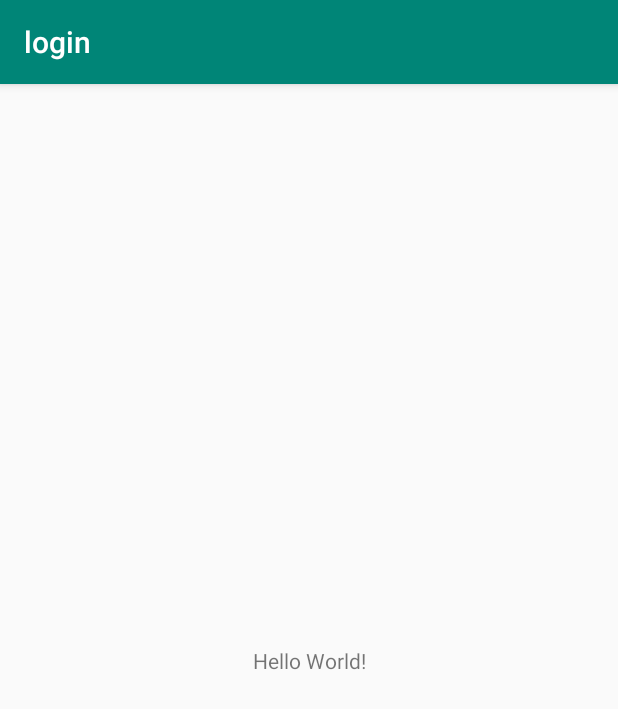
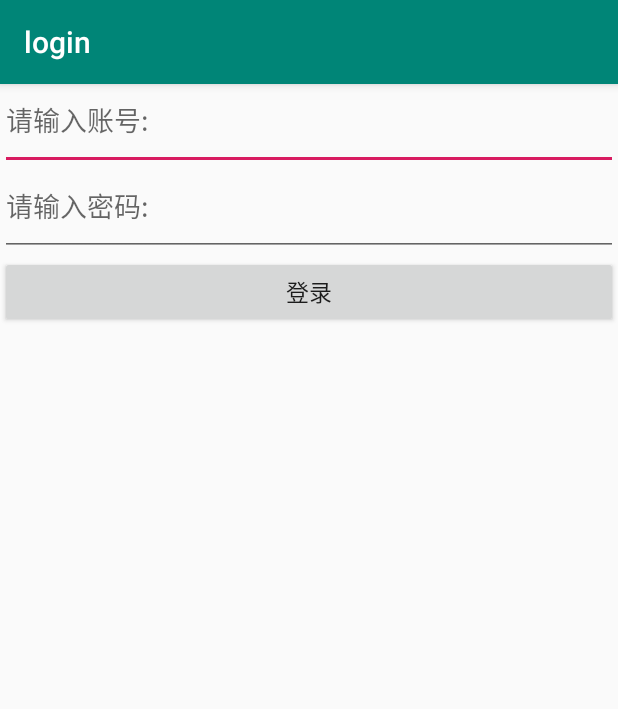
Before and after one commit to freedom-wy/reverse_android, an Android app: the screen it shows after launch (MainActivity), on a phone screen of 412 x 824 dp. Shown: the top 709 px of the screen. Run offline under Robolectric (Android 15) with nearby library versions, the light colour scheme and no system bars.

Commit message:
安卓从开发到逆向-简单登录实例

```diff
--- a/project/login/src/main/java/com/dazhuang/login/MainActivity.java
+++ b/project/login/src/main/java/com/dazhuang/login/MainActivity.java
@@ -3,12 +3,46 @@ package com.dazhuang.login;
 import androidx.appcompat.app.AppCompatActivity;
 
 import android.os.Bundle;
+import android.view.View;
+import android.widget.Button;
+import android.widget.EditText;
+import android.widget.Toast;
 
 public class MainActivity extends AppCompatActivity {
+    private EditText edit_loginname,edit_password;
+    private Button login;
 
     @Override
     protected void onCreate(Bundle savedInstanceState) {
         super.onCreate(savedInstanceState);
         setContentView(R.layout.activity_main);
+
+//        获取用户名密码
+        edit_loginname = (EditText) findViewById(R.id.login_name);
+        edit_password = (EditText) findViewById(R.id.login_password);
+//        获取到按钮控件
+        login = (Button) findViewById(R.id.submit);
+
+//        给按钮设置点击事件,调用内部类
+        login.setOnClickListener(new login_button());
+
     }
+
+//    设置一个内部类
+    private class login_button implements View.OnClickListener{
+//        实现接口的方法
+        public void onClick(View v){
+//            获取文本框中的内容
+            String username = edit_loginname.getText().toString().trim();
+            String password = edit_password.getText().toString().trim();
+//            判断用户名密码是否符合要求，通过吐司反馈
+            if (username.equals("admin") && password.equals("admin888")){
+                Toast.makeText(getApplicationContext(),"登录成功",Toast.LENGTH_SHORT).show();
+            }else{
+                Toast.makeText(getApplicationContext(),"登录失败",Toast.LENGTH_SHORT).show();
+            };
+        };
+    }
+
+
 }
--- a/project/login/src/main/res/layout/activity_main.xml
+++ b/project/login/src/main/res/layout/activity_main.xml
@@ -1,18 +1,36 @@
 <?xml version="1.0" encoding="utf-8"?>
-<androidx.constraintlayout.widget.ConstraintLayout xmlns:android="http://schemas.android.com/apk/res/android"
+<!--<androidx.constraintlayout.widget.ConstraintLayout xmlns:android="http://schemas.android.com/apk/res/android"-->
+<!--修改为线性布局管理器-->
+<LinearLayout xmlns:android="http://schemas.android.com/apk/res/android"
     xmlns:app="http://schemas.android.com/apk/res-auto"
     xmlns:tools="http://schemas.android.com/tools"
     android:layout_width="match_parent"
     android:layout_height="match_parent"
+    android:orientation="vertical"
     tools:context=".MainActivity">
 
-    <TextView
-        android:layout_width="wrap_content"
+    <!--添加两个文本框-->
+    <EditText
+        android:layout_width="match_parent"
         android:layout_height="wrap_content"
-        android:text="Hello World!"
-        app:layout_constraintBottom_toBottomOf="parent"
-        app:layout_constraintLeft_toLeftOf="parent"
-        app:layout_constraintRight_toRightOf="parent"
-        app:layout_constraintTop_toTopOf="parent" />
+        android:paddingBottom="20dp"
+        android:inputType="text"
+        android:id="@+id/login_name"
+        android:hint="@string/login_name"/>
 
-</androidx.constraintlayout.widget.ConstraintLayout>
+    <EditText
+        android:layout_width="match_parent"
+        android:layout_height="wrap_content"
+        android:paddingBottom="20dp"
+        android:inputType="textPassword"
+        android:id="@+id/login_password"
+        android:hint="@string/login_password"/>
+    <!--添加一个登录按钮-->
+    <Button
+        android:layout_width="match_parent"
+        android:layout_height="wrap_content"
+        android:text="@string/submit"
+        android:id="@+id/submit"
+        android:textSize="15sp" />
+
+</LinearLayout>
--- a/project/login/src/main/res/values/strings.xml
+++ b/project/login/src/main/res/values/strings.xml
@@ -1,3 +1,6 @@
 <resources>
     <string name="app_name">login</string>
+    <string name="login_name">请输入账号:</string>
+    <string name="login_password">请输入密码:</string>
+    <string name="submit">登录</string>
 </resources>
```
Also changed, not shown: 2 other files.
